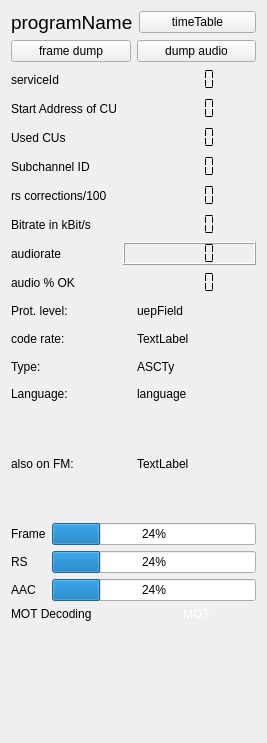
JvanKatwijk/qt-dab, file qt-dab-s5/forms-v5/technical_data.ui: the form before one commit.
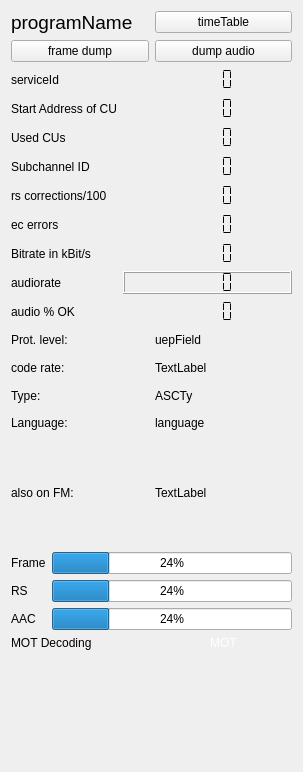
The form after the commit. Custom widgets are drawn as their Qt base class.

The edit to the form file:
```diff
--- a/qt-dab-s5/forms-v5/technical_data.ui
+++ b/qt-dab-s5/forms-v5/technical_data.ui
@@ -6,8 +6,8 @@
    <rect>
     <x>0</x>
     <y>0</y>
-    <width>267</width>
-    <height>743</height>
+    <width>303</width>
+    <height>772</height>
    </rect>
   </property>
   <property name="windowTitle">
@@ -164,14 +164,14 @@
        </property>
       </widget>
      </item>
-     <item row="5" column="0">
+     <item row="6" column="0">
       <widget class="QLabel" name="l6">
        <property name="text">
         <string>Bitrate in kBit/s</string>
        </property>
       </widget>
      </item>
-     <item row="5" column="1">
+     <item row="6" column="1">
       <widget class="QLCDNumber" name="bitrateDisplay">
        <property name="frameShape">
         <enum>QFrame::NoFrame</enum>
@@ -181,28 +181,28 @@
        </property>
       </widget>
      </item>
-     <item row="6" column="0">
+     <item row="7" column="0">
       <widget class="QLabel" name="label_10">
        <property name="text">
         <string>audiorate</string>
        </property>
       </widget>
      </item>
-     <item row="6" column="1">
+     <item row="7" column="1">
       <widget class="QLCDNumber" name="audioRate">
        <property name="segmentStyle">
         <enum>QLCDNumber::Flat</enum>
        </property>
       </widget>
      </item>
-     <item row="7" column="0">
+     <item row="8" column="0">
       <widget class="QLabel" name="missedLabel">
        <property name="text">
         <string>audio % OK</string>
        </property>
       </widget>
      </item>
-     <item row="7" column="1">
+     <item row="8" column="1">
       <widget class="QLCDNumber" name="missedSamples">
        <property name="frameShape">
         <enum>QFrame::NoFrame</enum>
@@ -212,6 +212,26 @@
        </property>
       </widget>
      </item>
+     <item row="5" column="1">
+      <widget class="QLCDNumber" name="ecCorrections">
+       <property name="toolTip">
+        <string>&lt;html&gt;&lt;head/&gt;&lt;body&gt;&lt;p&gt;RS decoding/recovery uses parity bits. If, however, a parity bit is faulty, recovery of errors may lead to introducing errors. The crc check following the recovery should reveal that.&lt;/p&gt;&lt;/body&gt;&lt;/html&gt;</string>
+       </property>
+       <property name="frameShape">
+        <enum>QFrame::NoFrame</enum>
+       </property>
+       <property name="segmentStyle">
+        <enum>QLCDNumber::Flat</enum>
+       </property>
+      </widget>
+     </item>
+     <item row="5" column="0">
+      <widget class="QLabel" name="label_11">
+       <property name="text">
+        <string>ec errors </string>
+       </property>
+      </widget>
+     </item>
     </layout>
    </item>
    <item>
```
Left out of the diff: 9 changed lines with no effect on the pictures.
